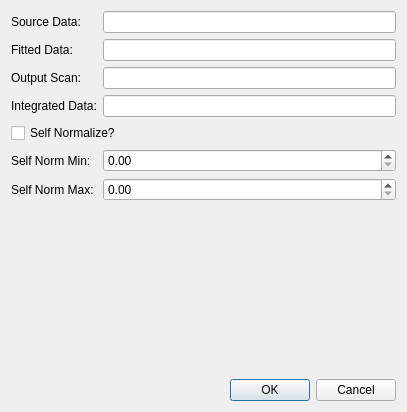
Above: source/qxrdpolarnormalizationdialog.ui from guyjennings/qxrd before the change. Below: the same form after it.
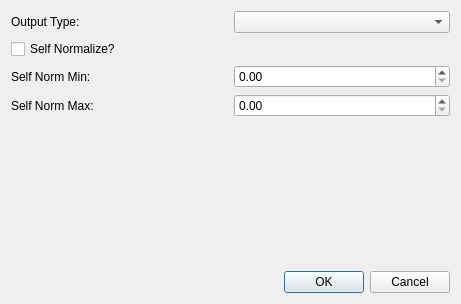
That is the form after the change.

Commit message: Started to implement polar transform and polar integration routines in data browser

```diff
--- a/source/qxrdpolarnormalizationdialog.ui
+++ b/source/qxrdpolarnormalizationdialog.ui
@@ -6,35 +6,22 @@
    <rect>
     <x>0</x>
     <y>0</y>
-    <width>407</width>
-    <height>412</height>
+    <width>461</width>
+    <height>304</height>
    </rect>
   </property>
   <property name="windowTitle">
    <string>Polar Normalization...</string>
   </property>
   <layout class="QGridLayout" name="gridLayout">
-   <item row="0" column="0">
-    <widget class="QLabel" name="label">
+   <item row="3" column="0">
+    <widget class="QLabel" name="label_5">
      <property name="text">
-      <string>Source Data:</string>
+      <string>Self Norm Max:</string>
      </property>
     </widget>
    </item>
-   <item row="0" column="1">
-    <widget class="QLineEdit" name="m_Source"/>
-   </item>
-   <item row="1" column="0">
-    <widget class="QLabel" name="label_2">
-     <property name="text">
-      <string>Fitted Data:</string>
-     </property>
-    </widget>
-   </item>
-   <item row="1" column="1">
-    <widget class="QLineEdit" name="m_Destination"/>
-   </item>
-   <item row="7" column="0" colspan="2">
+   <item row="4" column="0" colspan="2">
     <spacer name="verticalSpacer">
      <property name="orientation">
       <enum>Qt::Vertical</enum>
@@ -47,7 +34,21 @@
      </property>
     </spacer>
    </item>
-   <item row="8" column="0" colspan="2">
+   <item row="1" column="0" colspan="2">
+    <widget class="QCheckBox" name="m_SelfNormalize">
+     <property name="text">
+      <string>Self Normalize?</string>
+     </property>
+    </widget>
+   </item>
+   <item row="2" column="1">
+    <widget class="QDoubleSpinBox" name="m_SelfNormalizeMin">
+     <property name="maximum">
+      <double>10000.000000000000000</double>
+     </property>
+    </widget>
+   </item>
+   <item row="5" column="0" colspan="2">
     <widget class="QDialogButtonBox" name="buttonBox">
      <property name="orientation">
       <enum>Qt::Horizontal</enum>
@@ -57,61 +58,30 @@
      </property>
     </widget>
    </item>
-   <item row="6" column="0">
-    <widget class="QLabel" name="label_5">
-     <property name="text">
-      <string>Self Norm Max:</string>
-     </property>
-    </widget>
-   </item>
-   <item row="3" column="0">
-    <widget class="QLabel" name="label_3">
-     <property name="text">
-      <string>Integrated Data:</string>
-     </property>
-    </widget>
-   </item>
    <item row="3" column="1">
-    <widget class="QLineEdit" name="m_Integrated"/>
-   </item>
-   <item row="5" column="0">
-    <widget class="QLabel" name="label_4">
-     <property name="text">
-      <string>Self Norm Min:</string>
-     </property>
-    </widget>
-   </item>
-   <item row="5" column="1">
-    <widget class="QDoubleSpinBox" name="m_SelfNormalizeMin">
-     <property name="maximum">
-      <double>10000.000000000000000</double>
-     </property>
-    </widget>
-   </item>
-   <item row="4" column="0" colspan="2">
-    <widget class="QCheckBox" name="m_SelfNormalize">
-     <property name="text">
-      <string>Self Normalize?</string>
-     </property>
-    </widget>
-   </item>
-   <item row="6" column="1">
     <widget class="QDoubleSpinBox" name="m_SelfNormalizeMax">
      <property name="maximum">
       <double>10000.000000000000000</double>
      </property>
     </widget>
    </item>
-   <item row="2" column="1">
-    <widget class="QLineEdit" name="m_ColumnScan"/>
+   <item row="0" column="0">
+    <widget class="QLabel" name="label_2">
+     <property name="text">
+      <string>Output Type:</string>
+     </property>
+    </widget>
    </item>
    <item row="2" column="0">
-    <widget class="QLabel" name="label_6">
+    <widget class="QLabel" name="label_4">
      <property name="text">
-      <string>Output Scan:</string>
+      <string>Self Norm Min:</string>
      </property>
     </widget>
    </item>
+   <item row="0" column="1">
+    <widget class="QComboBox" name="m_OutputType"/>
+   </item>
   </layout>
  </widget>
  <resources/>
```
Left out of the diff: 2 changed lines with no effect on the pictures. The commit also changes 20 other files.
